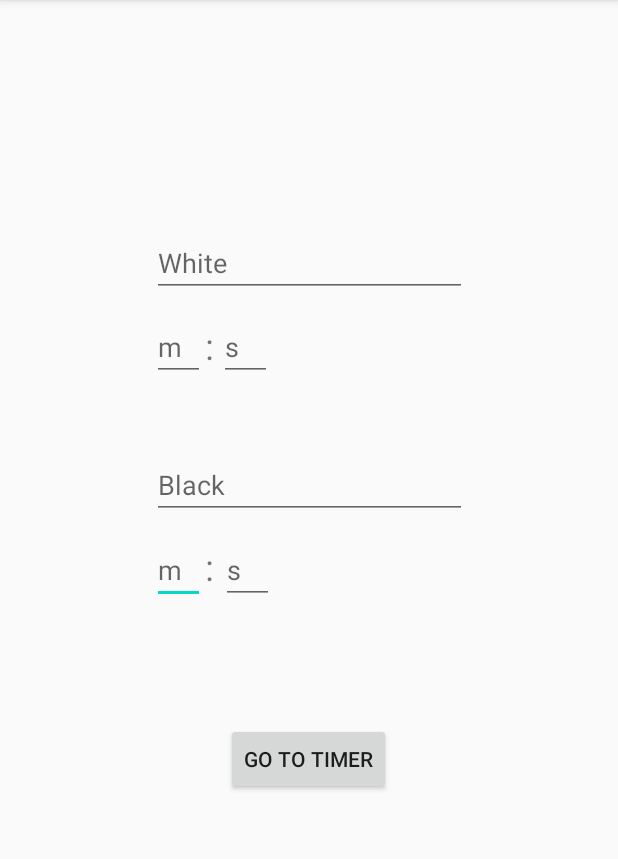
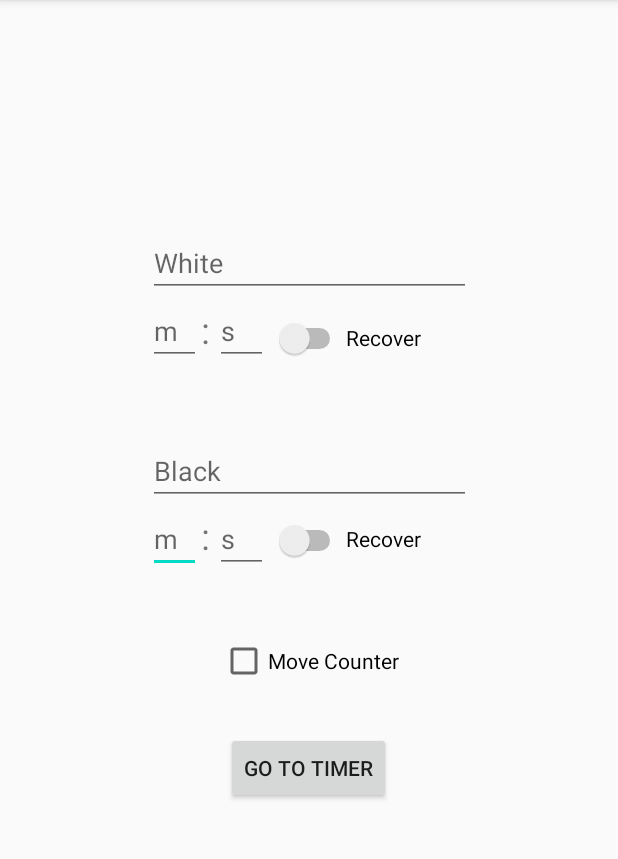
Before and after one commit to xdelu02/A, an Android app: the timerDatas screen opened directly, with no data from a screen before it, on a phone screen of 412 x 824 dp, the part 84-943 px from its top. Run offline under Robolectric (Android 15) with nearby library versions, the light colour scheme and no system bars.

Commit message:
Added recover:     -recover path under: RECOVER_WHITE && RECOVER_BLACK     -recover can't be more than 59 seconds     -recover is showed in GUI when the apposit Switch is "Switched" and disappear when is "unSwhitched"
Added move counter checkbox:
    -move counter is a boolean
    -move counter path: MOVE_COUNTER

```diff
--- a/app/src/main/res/layout/activity_timer_datas.xml
+++ b/app/src/main/res/layout/activity_timer_datas.xml
@@ -5,6 +5,67 @@
     android:layout_width="match_parent"
     android:layout_height="match_parent"
     tools:context=".timerDatas">
+
+    <Switch
+        android:id="@+id/recoverSwitchBlack"
+        android:layout_width="wrap_content"
+        android:layout_height="wrap_content"
+        android:layout_centerInParent="true"
+        app:layout_constraintBottom_toBottomOf="parent"
+        app:layout_constraintEnd_toEndOf="parent"
+        app:layout_constraintHorizontal_bias="0.02"
+        app:layout_constraintStart_toEndOf="@+id/secondBlack"
+        app:layout_constraintTop_toBottomOf="@+id/nameBlack"
+        app:layout_constraintVertical_bias="0.02555555" />
+
+    <TextView
+        android:id="@+id/textView6"
+        android:layout_width="wrap_content"
+        android:layout_height="wrap_content"
+        android:text="Recover"
+        android:textColor="#000000"
+        app:layout_constraintBottom_toBottomOf="parent"
+        app:layout_constraintEnd_toEndOf="parent"
+        app:layout_constraintHorizontal_bias="0.0"
+        app:layout_constraintStart_toEndOf="@+id/recoverSwitchBlack"
+        app:layout_constraintTop_toBottomOf="@+id/nameBlack"
+        app:layout_constraintVertical_bias="0.03111111" />
+
+    <EditText
+        android:id="@+id/recoverBlack"
+        android:layout_width="wrap_content"
+        android:layout_height="wrap_content"
+        android:width="35dp"
+        android:editable="true"
+        android:ems="10"
+        android:enabled="true"
+        android:hint="s"
+        android:inputType="number"
+        android:visibility="invisible"
+        app:layout_constraintBottom_toBottomOf="parent"
+        app:layout_constraintEnd_toEndOf="parent"
+        app:layout_constraintHorizontal_bias="0.062"
+        app:layout_constraintStart_toEndOf="@+id/textView6"
+        app:layout_constraintTop_toBottomOf="@+id/nameBlack"
+        app:layout_constraintVertical_bias="0.0" />
+
+    <EditText
+        android:id="@+id/recoverWhite"
+        android:layout_width="wrap_content"
+        android:layout_height="wrap_content"
+        android:width="35dp"
+        android:editable="true"
+        android:ems="10"
+        android:enabled="true"
+        android:hint="s"
+        android:inputType="number"
+        android:visibility="invisible"
+        app:layout_constraintBottom_toBottomOf="parent"
+        app:layout_constraintEnd_toEndOf="parent"
+        app:layout_constraintHorizontal_bias="0.06"
+        app:layout_constraintStart_toEndOf="@+id/textView2"
+        app:layout_constraintTop_toBottomOf="@+id/nameWhite"
+        app:layout_constraintVertical_bias="0.0" />
 
     <EditText
         android:id="@+id/minuteBlack"
@@ -18,7 +79,7 @@
         app:layout_constraintBottom_toBottomOf="parent"
         app:layout_constraintStart_toStartOf="@+id/nameBlack"
         app:layout_constraintTop_toBottomOf="@+id/nameBlack"
-        app:layout_constraintVertical_bias="0.029999971" />
+        app:layout_constraintVertical_bias="0.0" />
 
     <EditText
         android:id="@+id/secondBlack"
@@ -30,10 +91,10 @@
         android:inputType="number"
         app:layout_constraintBottom_toBottomOf="parent"
         app:layout_constraintEnd_toEndOf="parent"
-        app:layout_constraintHorizontal_bias="0.02"
+        app:layout_constraintHorizontal_bias="0.014"
         app:layout_constraintStart_toEndOf="@+id/textView3"
         app:layout_constraintTop_toBottomOf="@+id/nameBlack"
-        app:layout_constraintVertical_bias="0.029999971" />
+        app:layout_constraintVertical_bias="0.0" />
 
     <TextView
         android:id="@+id/textView3"
@@ -46,13 +107,13 @@
         app:layout_constraintHorizontal_bias="0.0"
         app:layout_constraintStart_toEndOf="@+id/minuteBlack"
         app:layout_constraintTop_toBottomOf="@+id/nameBlack"
-        app:layout_constraintVertical_bias="0.04000002" />
+        app:layout_constraintVertical_bias="0.00999999" />
 
     <EditText
         android:id="@+id/nameBlack"
         android:layout_width="wrap_content"
         android:layout_height="wrap_content"
-        android:width="210dp"
+        android:width="215dp"
         android:ems="10"
         android:hint="Black"
         android:inputType="textPersonName"
@@ -64,23 +125,22 @@
         app:layout_constraintVertical_bias="0.100000024" />
 
     <Button
-        android:id="@+id/button"
+        android:id="@+id/goToTimerBtn"
         android:layout_width="wrap_content"
         android:layout_height="wrap_content"
-        android:onClick="goToTimer"
         android:text="go to timer"
         app:layout_constraintBottom_toBottomOf="parent"
         app:layout_constraintEnd_toEndOf="parent"
         app:layout_constraintHorizontal_bias="0.498"
         app:layout_constraintStart_toStartOf="parent"
-        app:layout_constraintTop_toBottomOf="@+id/minuteBlack"
-        app:layout_constraintVertical_bias="0.25" />
+        app:layout_constraintTop_toBottomOf="@+id/moveCounterCheckBox"
+        app:layout_constraintVertical_bias="0.120000005" />
 
     <EditText
         android:id="@+id/nameWhite"
         android:layout_width="wrap_content"
         android:layout_height="wrap_content"
-        android:width="210dp"
+        android:width="215dp"
         android:ems="10"
         android:hint="White"
         android:inputType="textPersonName"
@@ -102,7 +162,7 @@
         app:layout_constraintBottom_toBottomOf="parent"
         app:layout_constraintStart_toStartOf="@+id/nameWhite"
         app:layout_constraintTop_toBottomOf="@+id/nameWhite"
-        app:layout_constraintVertical_bias="0.01999998" />
+        app:layout_constraintVertical_bias="0.0" />
 
     <TextView
         android:id="@+id/textView"
@@ -115,7 +175,7 @@
         app:layout_constraintHorizontal_bias="0.0"
         app:layout_constraintStart_toEndOf="@+id/minuteWhite"
         app:layout_constraintTop_toBottomOf="@+id/nameWhite"
-        app:layout_constraintVertical_bias="0.029999971" />
+        app:layout_constraintVertical_bias="0.00999999" />
 
     <EditText
         android:id="@+id/secondWhite"
@@ -130,6 +190,42 @@
         app:layout_constraintHorizontal_bias="0.014"
         app:layout_constraintStart_toEndOf="@+id/textView"
         app:layout_constraintTop_toBottomOf="@+id/nameWhite"
-        app:layout_constraintVertical_bias="0.01999998" />
+        app:layout_constraintVertical_bias="0.0" />
+
+    <Switch
+        android:id="@+id/recoverSwitchWhite"
+        android:layout_width="wrap_content"
+        android:layout_height="wrap_content"
+        android:layout_centerInParent="true"
+        app:layout_constraintBottom_toBottomOf="parent"
+        app:layout_constraintEnd_toEndOf="parent"
+        app:layout_constraintHorizontal_bias="0.02"
+        app:layout_constraintStart_toEndOf="@+id/secondWhite"
+        app:layout_constraintTop_toBottomOf="@+id/nameWhite"
+        app:layout_constraintVertical_bias="0.02555555" />
+
+    <TextView
+        android:id="@+id/textView2"
+        android:layout_width="wrap_content"
+        android:layout_height="wrap_content"
+        android:text="Recover"
+        android:textColor="#000000"
+        app:layout_constraintBottom_toBottomOf="parent"
+        app:layout_constraintEnd_toEndOf="parent"
+        app:layout_constraintHorizontal_bias="0.0"
+        app:layout_constraintStart_toEndOf="@+id/recoverSwitchWhite"
+        app:layout_constraintTop_toBottomOf="@+id/nameWhite"
+        app:layout_constraintVertical_bias="0.03111111" />
+
+    <CheckBox
+        android:id="@+id/moveCounterCheckBox"
+        android:layout_width="wrap_content"
+        android:layout_height="wrap_content"
+        android:text="Move Counter"
+        app:layout_constraintBottom_toBottomOf="parent"
+        app:layout_constraintEnd_toEndOf="parent"
+        app:layout_constraintStart_toStartOf="parent"
+        app:layout_constraintTop_toBottomOf="@+id/minuteBlack"
+        app:layout_constraintVertical_bias="0.120000005" />
 
 </androidx.constraintlayout.widget.ConstraintLayout>
```
Also changed, not shown: app/src/main/java/com/example/chessTimer/timerDatas.java (+106 -20 lines).
